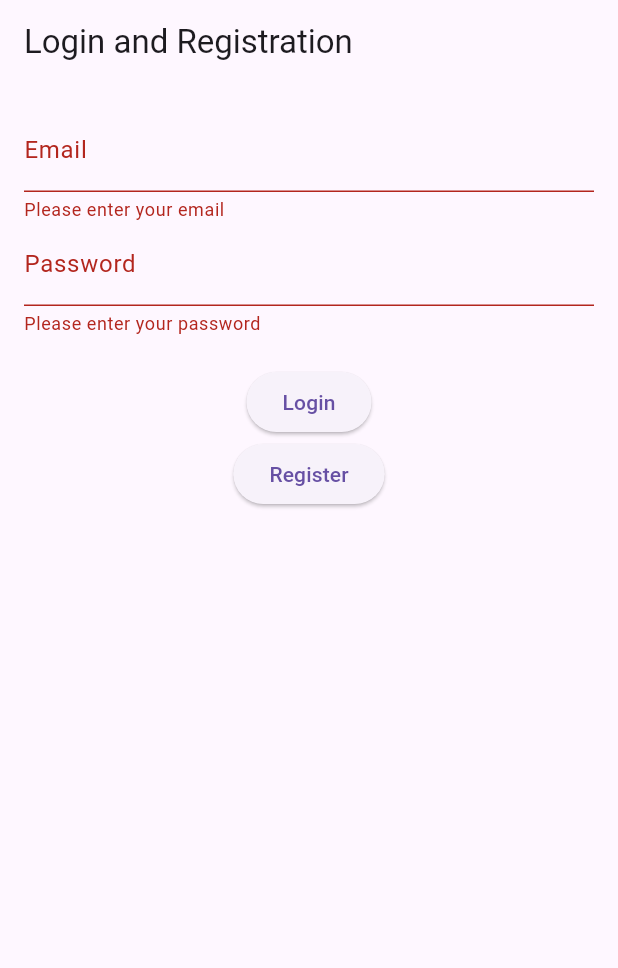
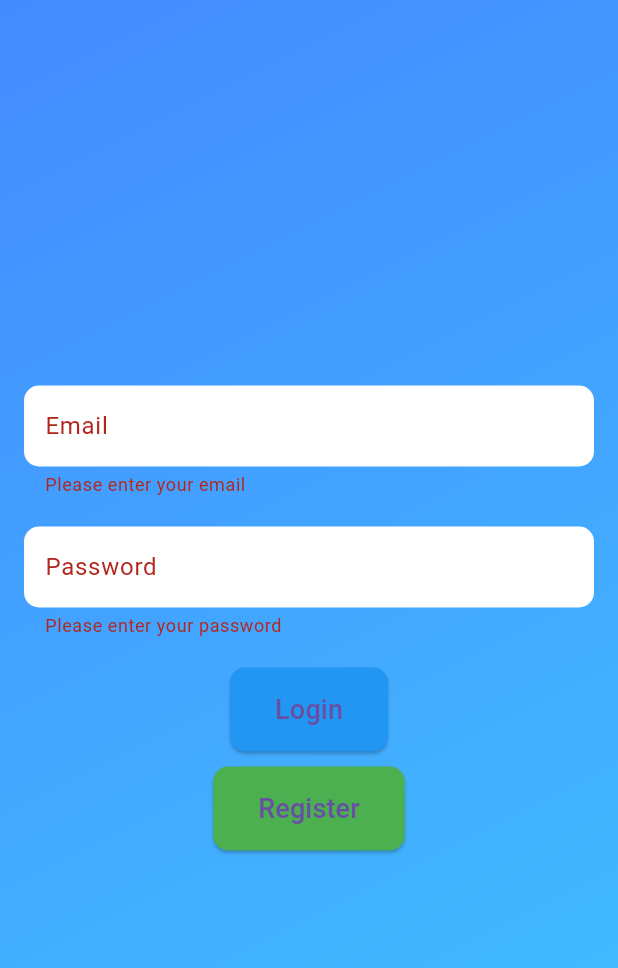
Before and after one commit to webmonkeys-junior/gazservice-flutter, a Flutter app: the screen it shows after launch, after a tap on "Login", on a phone screen of 412 x 824 dp. Shown: the top 968 px of the screen. Run offline on Flutter 3.47's test engine with Material 3 defaults, Android fonts, the phone set to English and light mode, and no system bars; our stand-ins replace geolocator, image_picker; network calls fail.

Commit message:
login screen

```diff
--- a/lib/add_object_screen.dart
+++ b/lib/add_object_screen.dart
@@ -20,6 +20,12 @@ class _AddObjectScreenState extends State<AddObjectScreen> {
   List<File> _images = []; // List to hold the selected images
 
   final ImagePicker _picker = ImagePicker();
+
+  @override
+  void initState() {
+    super.initState();
+    _getCurrentLocation(); // Automatically get the current location when the screen loads
+  }
 
   Future<void> _submitForm() async {
     if (_formKey.currentState!.validate()) {
@@ -77,13 +83,21 @@ class _AddObjectScreenState extends State<AddObjectScreen> {
   Future<void> _getCurrentLocation() async {
     LocationPermission permission;
     permission = await Geolocator.requestPermission();
+    if (permission == LocationPermission.denied) {
+      // Handle permission denied
+      ScaffoldMessenger.of(context).showSnackBar(
+        SnackBar(content: Text('Location permission denied')),
+      );
+      return;
+    }
+
     try {
       final position = await Geolocator.getCurrentPosition(desiredAccuracy: LocationAccuracy.high);
       setState(() {
         _currentPosition = position;
       });
     } catch (e) {
-      // Handle permission denied or other exceptions
+      // Handle other exceptions
       ScaffoldMessenger.of(context).showSnackBar(
         SnackBar(content: Text('Could not get location: $e')),
       );
@@ -112,13 +126,9 @@ class _AddObjectScreenState extends State<AddObjectScreen> {
                 },
                 onSaved: (value) => name = value,
               ),
-              ElevatedButton(
-                onPressed: _getCurrentLocation,
-                child: const Text('Get Current Location'),
-              ),
               if (_currentPosition != null)
                 Text(
-                  'Current Location: ${_currentPosition!.latitude}, ${_currentPosition!.longitude}', // Use null-aware operator
+                  'Current Location: ${_currentPosition!.latitude}, ${_currentPosition!.longitude}',
                 ),
               TextFormField(
                 decoration: const InputDecoration(labelText: 'Time'),
--- a/lib/main.dart
+++ b/lib/main.dart
@@ -2,8 +2,6 @@ import 'package:flutter/material.dart';
 import 'package:gazservice/item_list_screen.dart';
 import 'package:http/http.dart' as http;
 import 'dart:convert';
-
-
 
 void main() {
   runApp(const MyApp());
@@ -15,7 +13,7 @@ class MyApp extends StatelessWidget {
   @override
   Widget build(BuildContext context) {
     return MaterialApp(
-      title: 'Login and Registration',
+      title: 'Вход в GAZSERVICE',
       theme: ThemeData(
         primarySwatch: Colors.blue,
       ),
@@ -38,8 +36,7 @@ class _AuthScreenState extends State<AuthScreen> {
 
   Future<void> _login() async {
     final response = await http.post(
-       // Uri.parse('https://ya.ru'),
-      Uri.parse('https://gaz-api.webmonkeys.ru/login'), // Change to your server URL
+      Uri.parse('https://gaz-api.webmonkeys.ru/login'),
       headers: <String, String>{
         'Content-Type': 'application/json; charset=UTF-8',
       },
@@ -51,15 +48,12 @@ class _AuthScreenState extends State<AuthScreen> {
 
     if (response.statusCode == 200) {
       Navigator.push(context, MaterialPageRoute(
-        builder: (context) =>  ItemListScreen(),
+        builder: (context) => ItemListScreen(),
       ));
-      // Успешный вход
-
       ScaffoldMessenger.of(context).showSnackBar(
         const SnackBar(content: Text('КАЙФ!')),
       );
     } else {
-      // Ошибка входа
       ScaffoldMessenger.of(context).showSnackBar(
         const SnackBar(content: Text('НЕ КАЙФ')),
       );
@@ -68,7 +62,7 @@ class _AuthScreenState extends State<AuthScreen> {
 
   Future<void> _register() async {
     final response = await http.post(
-      Uri.parse(' https://gaz-api.webmonkeys.ru'), // Change to your server URL
+      Uri.parse('https://gaz-api.webmonkeys.ru'),
       headers: <String, String>{
         'Content-Type': 'application/json; charset=UTF-8',
       },
@@ -81,17 +75,12 @@ class _AuthScreenState extends State<AuthScreen> {
     if (response.statusCode == 201) {
       Navigator.pushReplacement(
         context,
-               MaterialPageRoute(builder: (context) =>  ItemListScreen()),
+        MaterialPageRoute(builder: (context) => ItemListScreen()),
       );
-
-
-      // Успешная регистрация
       ScaffoldMessenger.of(context).showSnackBar(
         const SnackBar(content: Text('Registration successful!')),
-
       );
     } else {
-      // Ошибка регистрации
       ScaffoldMessenger.of(context).showSnackBar(
         const SnackBar(content: Text('Registration failed!')),
       );
@@ -101,15 +90,33 @@ class _AuthScreenState extends State<AuthScreen> {
   @override
   Widget build(BuildContext context) {
     return Scaffold(
-      appBar: AppBar(title: const Text('Login and Registration')),
-      body: Padding(
+      body: Container(
+        decoration: BoxDecoration(
+          gradient: LinearGradient(
+            colors: [Colors.blueAccent, Colors.lightBlueAccent],
+            begin: Alignment.topLeft,
+            end: Alignment.bottomRight,
+          ),
+        ),
+        child: Padding(
           padding: const EdgeInsets.all(16.0),
+          child: Center(
             child: Form(
               key: _formKey,
               child: Column(
+                mainAxisAlignment: MainAxisAlignment.center,
                 children: [
                   TextFormField(
-                decoration: const InputDecoration(labelText: 'Email'),
+                    decoration: InputDecoration(
+                      labelText: 'Email',
+                      filled: true,
+                      fillColor: Colors.white,
+                      border: OutlineInputBorder(
+                        borderRadius: BorderRadius.circular(10.0),
+                        borderSide: BorderSide.none,
+                      ),
+                      contentPadding: const EdgeInsets.symmetric(vertical: 15.0, horizontal: 10.0),
+                    ),
                     validator: (value) {
                       if (value == null || value.isEmpty) {
                         return 'Please enter your email';
@@ -120,8 +127,18 @@ class _AuthScreenState extends State<AuthScreen> {
                       _email = value;
                     },
                   ),
+                  const SizedBox(height: 20),
                   TextFormField(
-                decoration: const InputDecoration(labelText: 'Password'),
+                    decoration: InputDecoration(
+                      labelText: 'Password',
+                      filled: true,
+                      fillColor: Colors.white,
+                      border: OutlineInputBorder(
+                        borderRadius: BorderRadius.circular(10.0),
+                        borderSide: BorderSide.none,
+                      ),
+                      contentPadding: const EdgeInsets.symmetric(vertical: 15.0, horizontal: 10.0),
+                    ),
                     obscureText: true,
                     validator: (value) {
                       if (value == null || value.isEmpty) {
@@ -140,17 +157,34 @@ class _AuthScreenState extends State<AuthScreen> {
                         _login();
                       }
                     },
-                child: const Text('Login'),
+                    style: ElevatedButton.styleFrom(
+                      backgroundColor: Colors.blue, // Background color
+                      padding: const EdgeInsets.symmetric(vertical: 15.0, horizontal: 30.0),
+                      shape: RoundedRectangleBorder(
+                        borderRadius: BorderRadius.circular(10.0),
                       ),
+                    ),
+                    child: const Text('Login', style: TextStyle(fontSize: 18)),
+                  ),
+                  const SizedBox(height: 10),
                   ElevatedButton(
                     onPressed: () {
                       if (_formKey.currentState!.validate()) {
                         _register();
                       }
                     },
-                child: const Text('Register'),
+                    style: ElevatedButton.styleFrom(
+                      backgroundColor: Colors.green, // Background color
+                      padding: const EdgeInsets.symmetric(vertical: 15.0, horizontal: 30.0),
+                      shape: RoundedRectangleBorder(
+                        borderRadius: BorderRadius.circular(10.0),
+                      ),
+                    ),
+                    child: const Text('Register', style: TextStyle(fontSize: 18)),
                   ),
                 ],
+              ),
+            ),
           ),
         ),
       ),
```
Also changed, not shown: lib/assets/background.jpg (added), 1 other file. Lines whose indentation alone changed are shown as unchanged.
